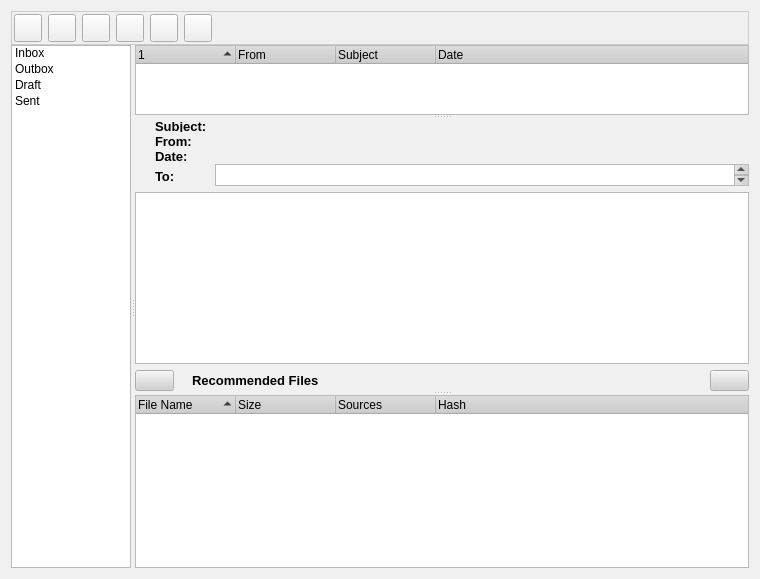
Old version of the form retroshare-gui/src/gui/MessagesDialog.ui in the repository RetroShare/RetroShare.
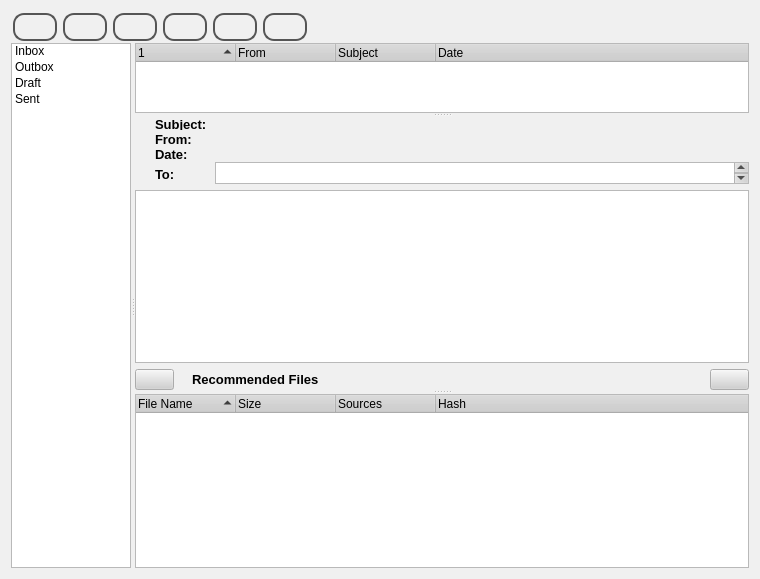
New version of the form. Icons and pictures are not drawn.

Commit message: improved stylesheet for Messages frame.

```diff
--- a/retroshare-gui/src/gui/MessagesDialog.ui
+++ b/retroshare-gui/src/gui/MessagesDialog.ui
@@ -512,11 +512,34 @@
    <item row="0" column="0">
     <widget class="QFrame" name="frame">
      <property name="styleSheet">
-      <string notr="true">QFrame#frame{ 
-background-color: qlineargradient(x1:0, y1:0, x2:0, y2:1,
-stop:0 #FEFEFE, stop:1 #E8E8E8);
+      <string notr="true">#frame {
+border: none;
+background: qlineargradient(x1: 0, y1: 0, x2: 0, y2: 1,
+stop: 0 #a6a6a6, stop: 0.08 #7f7f7f,
+stop: 0.39999 #717171, stop: 0.4 #626262,
+stop: 0.9 #4c4c4c, stop: 1 #333333);
+}
 
-border: 1px solid #CCCCCC;}</string>
+#frame QPushButton {
+color: #333;
+border: 2px solid #555;
+border-radius: 11px;
+padding: 5px;
+background: qradialgradient(cx: 0.3, cy: -0.4,
+fx: 0.3, fy: -0.4,
+radius: 1.35, stop: 0 #fff, stop: 1 #888);
+min-width:30px;
+}
+#frame QPushButton:hover {
+background: qradialgradient(cx: 0.3, cy: -0.4,
+fx: 0.3, fy: -0.4,
+radius: 1.35, stop: 0 #fff, stop: 1 #bbb);
+}
+#frame QPushButton:pressed {
+background: qradialgradient(cx: 0.4, cy: -0.1,
+fx: 0.4, fy: -0.1,
+radius: 1.35, stop: 0 #fff, stop: 1 #ddd);
+}</string>
      </property>
      <property name="frameShape">
       <enum>QFrame::StyledPanel</enum>
@@ -532,7 +555,7 @@
        <widget class="QPushButton" name="newmessageButton">
         <property name="minimumSize">
          <size>
-          <width>28</width>
+          <width>44</width>
           <height>28</height>
          </size>
         </property>
@@ -569,7 +592,7 @@
        <widget class="QPushButton" name="replymessageButton">
         <property name="minimumSize">
          <size>
-          <width>28</width>
+          <width>44</width>
           <height>28</height>
          </size>
         </property>
@@ -603,7 +626,7 @@
        <widget class="QPushButton" name="replyallmessageButton">
         <property name="minimumSize">
          <size>
-          <width>28</width>
+          <width>44</width>
           <height>28</height>
          </size>
         </property>
@@ -628,7 +651,7 @@
        <widget class="QPushButton" name="forwardmessageButton">
         <property name="minimumSize">
          <size>
-          <width>28</width>
+          <width>44</width>
           <height>28</height>
          </size>
         </property>
@@ -653,7 +676,7 @@
        <widget class="QPushButton" name="removemessageButton">
         <property name="minimumSize">
          <size>
-          <width>28</width>
+          <width>44</width>
           <height>28</height>
          </size>
         </property>
@@ -693,7 +716,7 @@
         </property>
         <property name="minimumSize">
          <size>
-          <width>28</width>
+          <width>44</width>
           <height>28</height>
          </size>
         </property>
```
